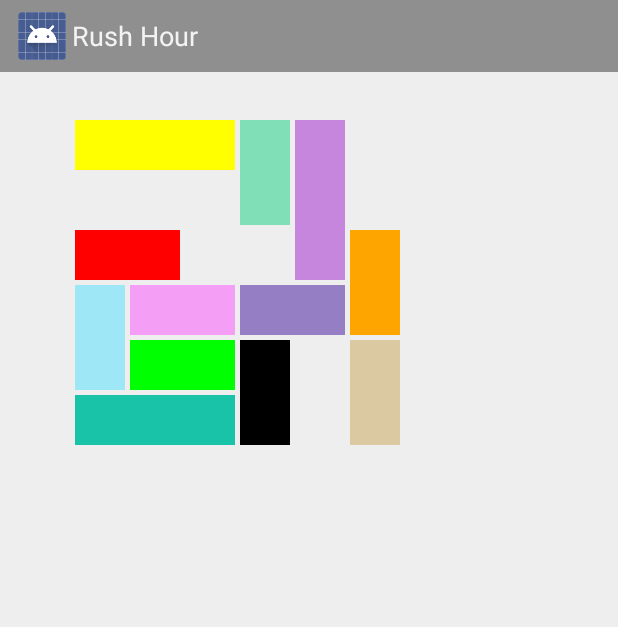
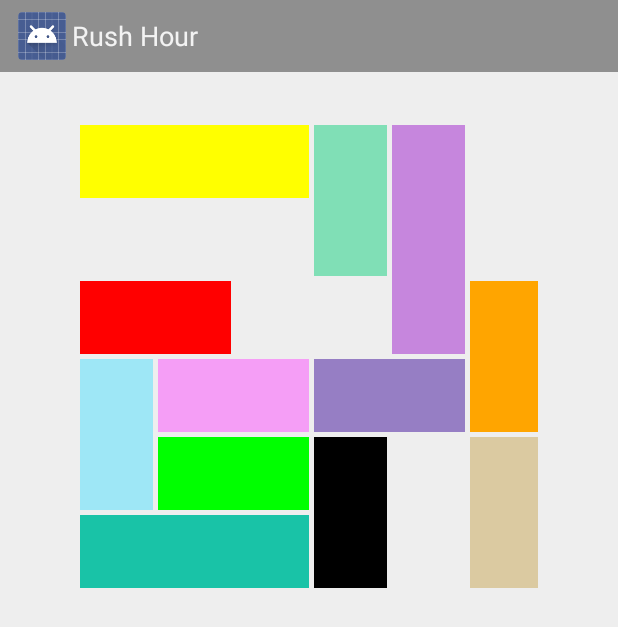
Before and after one commit to jakobcornell/RushHourAndroid, an Android app: the screen it shows after launch (FullscreenActivity), on a phone screen of 412 x 824 dp. Shown: the top 627 px of the screen. Run offline under Robolectric (Android 15) with nearby library versions, the light colour scheme and no system bars.

Commit message:
Relative width cars

```diff
--- a/app/src/main/java/com/camilstaps/rushhour/Board.java
+++ b/app/src/main/java/com/camilstaps/rushhour/Board.java
@@ -2,6 +2,7 @@ package com.camilstaps.rushhour;
 
 import android.content.Context;
 import android.util.Log;
+import android.view.ViewGroup;
 import android.widget.RelativeLayout;
 
 import java.util.HashSet;
@@ -46,9 +47,11 @@ public class Board {
         cars.add(car);
     }
 
-    public void addToLayout(Context context, RelativeLayout layout) {
+    public void addToLayout(Context context, ViewGroup layout) {
+        Log.d("Board", Integer.toString(layout.getWidth()));
+
         for (Car car : cars) {
-            layout.addView(car.getImageView(context));
+            layout.addView(car.getImageView(context, (layout.getWidth() - layout.getPaddingLeft() - layout.getPaddingRight()) / DIMENSION));
         }
     }
 
--- a/app/src/main/java/com/camilstaps/rushhour/Car.java
+++ b/app/src/main/java/com/camilstaps/rushhour/Car.java
@@ -2,12 +2,14 @@ package com.camilstaps.rushhour;
 
 import android.content.Context;
 import android.graphics.Color;
+import android.util.Log;
 import android.view.GestureDetector;
 import android.view.MotionEvent;
 import android.view.View;
 import android.view.ViewGroup;
 import android.widget.ImageView;
 import android.widget.RelativeLayout;
+import android.widget.TableLayout;
 
 /**
  * Created by camilstaps on 16-4-15.
@@ -22,6 +24,9 @@ public class Car {
     private static final int MARGIN = 5;
 
     private MoveListener moveListener;
+
+    private float widthPerCell;
+    private int calculatedWidth, calculatedHeight;
 
     ImageView iv;
 
@@ -51,23 +56,26 @@ public class Car {
         return (SIZE + MARGIN) * (endCoordinate.getY() - startCoordinate.getY()) + SIZE;
     }
 
-    public void setImageViewMargins() {
-        ViewGroup.MarginLayoutParams marginParams = new ViewGroup.MarginLayoutParams(getWidth(), getHeight());
-        marginParams.setMargins(startCoordinate.getX() * (SIZE + MARGIN), startCoordinate.getY() * (SIZE + MARGIN), MARGIN, MARGIN);
-        RelativeLayout.LayoutParams layoutParams = new RelativeLayout.LayoutParams(marginParams);
-        iv.setLayoutParams(layoutParams);
+    public void setLayoutParams() {
+        ViewGroup.MarginLayoutParams marginParams = new RelativeLayout.LayoutParams(calculatedWidth, calculatedHeight);
+        marginParams.setMargins((int) (startCoordinate.getX() * (widthPerCell + MARGIN) + MARGIN), (int) (startCoordinate.getY() * (widthPerCell + MARGIN) + MARGIN), MARGIN, MARGIN);
+        iv.setLayoutParams(marginParams);
     }
 
-    public ImageView getImageView(Context context) {
+    public ImageView getImageView(Context context, float widthPerCell) {
+
+        Log.d("Car", Float.toString(widthPerCell));
+
+        this.widthPerCell = widthPerCell - MARGIN;
+        calculatedWidth = (int) ((endCoordinate.getX() - startCoordinate.getX() + 1) * (this.widthPerCell + MARGIN) - MARGIN);
+        calculatedHeight = (int) ((endCoordinate.getY() - startCoordinate.getY() + 1) * (this.widthPerCell + MARGIN) - MARGIN);
 
         iv = new ImageView(context);
         iv.setBackgroundColor(colour);
-        int width = getWidth();
-        int height = getHeight();
-        iv.setMinimumWidth(width);
-        iv.setMinimumHeight(height);
+        iv.setMinimumWidth(calculatedWidth);
+        iv.setMinimumHeight(calculatedHeight);
 
-        setImageViewMargins();
+        setLayoutParams();
 
         final GestureDetector gdt = new GestureDetector(new GestureListener());
         iv.setOnTouchListener(new View.OnTouchListener() {
@@ -101,14 +109,14 @@ public class Car {
         startCoordinate.move(offset, 0);
         endCoordinate.move(offset, 0);
 
-        setImageViewMargins();
+        setLayoutParams();
     }
 
     public void moveVertically(int offset) {
         startCoordinate.move(0, offset);
         endCoordinate.move(0, offset);
 
-        setImageViewMargins();
+        setLayoutParams();
     }
 
     public Coordinate wouldMoveTo(int offset) {
--- a/app/src/main/java/com/camilstaps/rushhour/FullscreenActivity.java
+++ b/app/src/main/java/com/camilstaps/rushhour/FullscreenActivity.java
@@ -3,6 +3,10 @@ package com.camilstaps.rushhour;
 import android.app.Activity;
 import android.graphics.Color;
 import android.os.Bundle;
+import android.util.Log;
+import android.view.ViewTreeObserver;
+import android.widget.GridLayout;
+import android.widget.LinearLayout;
 import android.widget.RelativeLayout;
 
 import com.camilstaps.rushhour.util.SystemUiHider;
@@ -21,9 +25,10 @@ public class FullscreenActivity extends Activity {
 
         setContentView(R.layout.activity_fullscreen);
 
-        RelativeLayout boardLayout = (RelativeLayout) findViewById(R.id.board);
+        final RelativeLayout boardLayout = (RelativeLayout) findViewById(R.id.board);
+        Log.d("FA", boardLayout.toString());
 
-        Board board = new Board();
+        final Board board = new Board();
         board.add(new Car(new Coordinate(0,0), new Coordinate(2,0), Color.YELLOW));
         board.add(new Car(new Coordinate(3,0), new Coordinate(3,1), Color.rgb(128,223,182)));
         board.add(new Car(new Coordinate(4,0), new Coordinate(4,2), Color.rgb(198, 134,221)));
@@ -37,6 +42,15 @@ public class FullscreenActivity extends Activity {
         board.add(new Car(new Coordinate(5,4), new Coordinate(5,5), Color.rgb(219,202,161)));
         board.add(new Car(new Coordinate(0,5), new Coordinate(2,5), Color.rgb(25,195,167)));
 
-        board.addToLayout(this, boardLayout);
+        ViewTreeObserver vto = boardLayout.getViewTreeObserver();
+        vto.addOnGlobalLayoutListener(new ViewTreeObserver.OnGlobalLayoutListener() {
+            @Override
+            public void onGlobalLayout() {
+                boardLayout.getViewTreeObserver().removeGlobalOnLayoutListener(this);
+                board.addToLayout(getBaseContext(), boardLayout);
+            }
+        });
+
+        //board.addToLayout(this, boardLayout);
     }
 }
```
